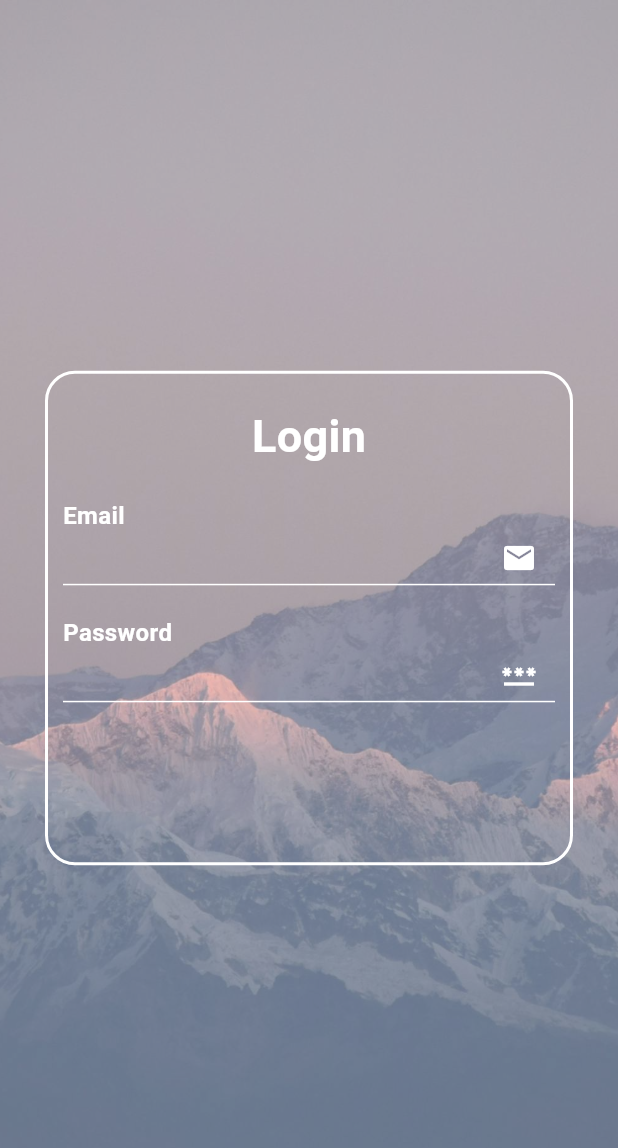
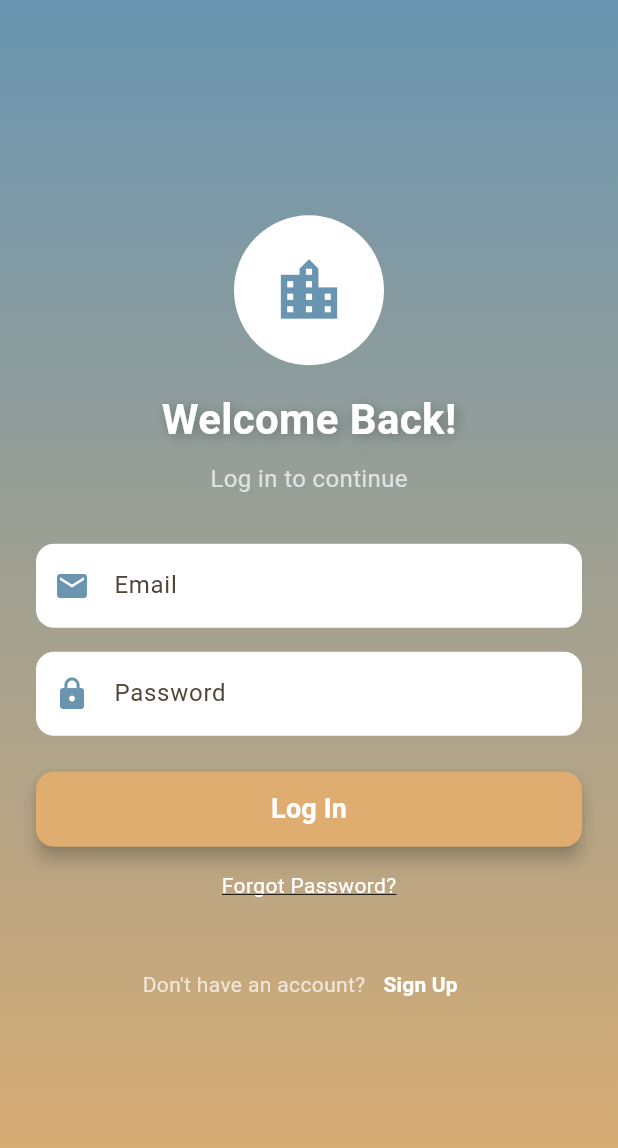
Before and after one commit to Daniyal2472/city_guide, a Flutter app: the screen it shows after launch, on a phone screen of 412 x 824 dp. Shown: the top 1148 px of the screen. Run offline on Flutter 3.47's test engine with Material 3 defaults, Android fonts, the phone set to English and light mode, and no system bars; Roboto replaces fonts that are missing (Montserrat).

Commit message:
new login/signup

```diff
--- a/city_guide/lib/AuthScreens/login.dart
+++ b/city_guide/lib/AuthScreens/login.dart
@@ -1,116 +1,169 @@
-import 'package:city_guide/Utils/Widgets/text_util.dart';
+import 'package:city_guide/AuthScreens/register.dart';
 import 'package:flutter/material.dart';
 
-class LoginScreen extends StatefulWidget {
-  const LoginScreen({super.key});
-
-  @override
-  State<LoginScreen> createState() => _LoginScreenState();
-}
-
-class _LoginScreenState extends State<LoginScreen> {
-  // final _formKey = GlobalKey<FormState>();
-  // final TextEditingController _emailController = TextEditingController();
-  // final TextEditingController _passwordController = TextEditingController();
-
+class LoginScreen extends StatelessWidget {
   @override
   Widget build(BuildContext context) {
-    double width = MediaQuery.sizeOf(context).width * 1;
     return Scaffold(
       body: Container(
-        height: double.infinity,
-        width: double.infinity,
-        decoration: const BoxDecoration(
-            image: DecorationImage(
-                fit: BoxFit.cover,
-                opacity: 0.6,
-                image: AssetImage('assets/background.jpg'))),
-        child: Column(
-          mainAxisAlignment: MainAxisAlignment.center,
-          children: [
-            Container(
-              height: width * 0.800,
-              width: width - 60,
-              decoration: BoxDecoration(
-                  borderRadius: BorderRadius.circular(20),
-                  border: Border.all(color: Colors.white, width: 2)),
+        decoration: BoxDecoration(
+          gradient: LinearGradient(
+            colors: [Color(0xFF6995B1), Color(0xFFDEAD6F)],
+            begin: Alignment.topCenter,
+            end: Alignment.bottomCenter,
+          ),
+        ),
+        child: Center(
+          child: SingleChildScrollView(
+            child: Padding(
+              padding: const EdgeInsets.symmetric(horizontal: 24.0),
               child: Column(
+                mainAxisAlignment: MainAxisAlignment.center,
+                crossAxisAlignment: CrossAxisAlignment.center,
                 children: [
-                  const SizedBox(
-                    height: 20,
+                  // App Icon or Logo
+                  CircleAvatar(
+                    radius: 50,
+                    backgroundColor: Colors.white,
+                    child: Icon(
+                      Icons.location_city,
+                      size: 50,
+                      color: Color(0xFF6995B1),
+                    ),
                   ),
-                  const Text(
-                    "Login",
+                  SizedBox(height: 16),
+                  // App Title
+                  Text(
+                    "Welcome Back!",
                     style: TextStyle(
-                        fontSize: 30,
-                        fontWeight: FontWeight.bold,
-                        color: Colors.white),
-                  ),
-                  const SizedBox(
-                    height: 20,
-                  ),
-                  Padding(
-                    padding: const EdgeInsets.symmetric(horizontal: 10.0),
-                    child: Column(
-                      children: [
-                        const Align(
-                      alignment: Alignment.centerLeft,
-                      child: TextUtil(text: "Email")),
-                    Container(
-                      height: 35,
-                      decoration: const BoxDecoration(
-                          border:
-                              Border(bottom: BorderSide(color: Colors.white))),
-                      child: TextFormField(
-                        style: const TextStyle(color: Colors.white),
-                        decoration: const InputDecoration(
-                          suffixIcon: Icon(
-                            Icons.mail,
-                            color: Colors.white,
-                          ),
-                          fillColor: Colors.white,
-                          border: InputBorder.none,
+                      fontSize: 28,
+                      fontWeight: FontWeight.bold,
+                      color: Colors.white,
+                      fontFamily: 'Montserrat',
+                      shadows: [
+                        Shadow(
+                          blurRadius: 10.0,
+                          color: Colors.black26,
+                          offset: Offset(2.0, 2.0),
                         ),
-                      ),
-                    ),
                       ],
                     ),
                   ),
-                  const SizedBox(
-                    height: 20,
+                  SizedBox(height: 8),
+                  Text(
+                    "Log in to continue",
+                    style: TextStyle(
+                      fontSize: 16,
+                      color: Colors.white70,
+                      fontFamily: 'Montserrat',
+                    ),
                   ),
-                  Padding(
-                    padding: const EdgeInsets.symmetric(horizontal: 10.0),
-                    child: Column(
-                      children: [
-                        const Align(
-                      alignment: Alignment.centerLeft,
-                      child: TextUtil(text: "Password")),
-                    Container(
-                      height: 35,
-                      decoration: const BoxDecoration(
-                          border:
-                              Border(bottom: BorderSide(color: Colors.white))),
-                      child: TextFormField(
-                        style: const TextStyle(color: Colors.white),
-                        decoration: const InputDecoration(
-                          suffixIcon: Icon(
-                            Icons.password,
-                            color: Colors.white,
-                          ),
-                          fillColor: Colors.white,
-                          border: InputBorder.none,
+                  SizedBox(height: 32),
+                  // Email Field
+                  TextField(
+                    decoration: InputDecoration(
+                      filled: true,
+                      fillColor: Colors.white,
+                      hintText: "Email",
+                      prefixIcon: Icon(Icons.email, color: Color(0xFF6995B1)),
+                      border: OutlineInputBorder(
+                        borderRadius: BorderRadius.circular(12),
+                        borderSide: BorderSide.none,
+                      ),
+                    ),
+                  ),
+                  SizedBox(height: 16),
+                  // Password Field
+                  TextField(
+                    obscureText: true,
+                    decoration: InputDecoration(
+                      filled: true,
+                      fillColor: Colors.white,
+                      hintText: "Password",
+                      prefixIcon: Icon(Icons.lock, color: Color(0xFF6995B1)),
+                      border: OutlineInputBorder(
+                        borderRadius: BorderRadius.circular(12),
+                        borderSide: BorderSide.none,
+                      ),
+                    ),
+                  ),
+                  SizedBox(height: 24),
+                  // Login Button
+                  ElevatedButton(
+                    onPressed: () {
+                      // Handle Login Logic
+                    },
+                    style: ElevatedButton.styleFrom(
+                      backgroundColor: Color(0xFFDEAD6F),
+                      minimumSize: Size(double.infinity, 50),
+                      shape: RoundedRectangleBorder(
+                        borderRadius: BorderRadius.circular(12),
+                      ),
+                      elevation: 5,
+                    ),
+                    child: Text(
+                      "Log In",
+                      style: TextStyle(
+                        fontSize: 18,
+                        fontWeight: FontWeight.bold,
+                        color: Colors.white,
+                        fontFamily: 'Montserrat',
+                      ),
+                    ),
+                  ),
+                  SizedBox(height: 16),
+                  // Forgot Password
+                  GestureDetector(
+                    onTap: () {
+                      // Navigate to Forgot Password Page
+                    },
+                    child: Text(
+                      "Forgot Password?",
+                      style: TextStyle(
+                        fontSize: 14,
+                        color: Colors.white,
+                        decoration: TextDecoration.underline,
+                        fontFamily: 'Montserrat',
+                      ),
+                    ),
+                  ),
+                  SizedBox(height: 32),
+                  // Register Navigation
+                  Row(
+                    mainAxisAlignment: MainAxisAlignment.center,
+                    children: [
+                      Text(
+                        "Don't have an account?",
+                        style: TextStyle(
+                          fontSize: 14,
+                          color: Colors.white70,
+                          fontFamily: 'Montserrat',
                         ),
                       ),
-                    ),
-                      ],
-                    ),
-                  )
-
+                      TextButton(
+                        onPressed: () {
+                          Navigator.push(
+                            context,
+                            MaterialPageRoute(
+                                builder: (context) => RegisterScreen()),
+                          );
+                        },
+                        child: Text(
+                          "Sign Up",
+                          style: TextStyle(
+                            fontSize: 14,
+                            color: Colors.white,
+                            fontWeight: FontWeight.bold,
+                            fontFamily: 'Montserrat',
+                          ),
+                        ),
+                      ),
+                    ],
+                  ),
                 ],
               ),
             ),
-          ],
+          ),
         ),
       ),
     );
```
Also changed, not shown: city_guide/lib/AuthScreens/register.dart (+180 -0 lines).
